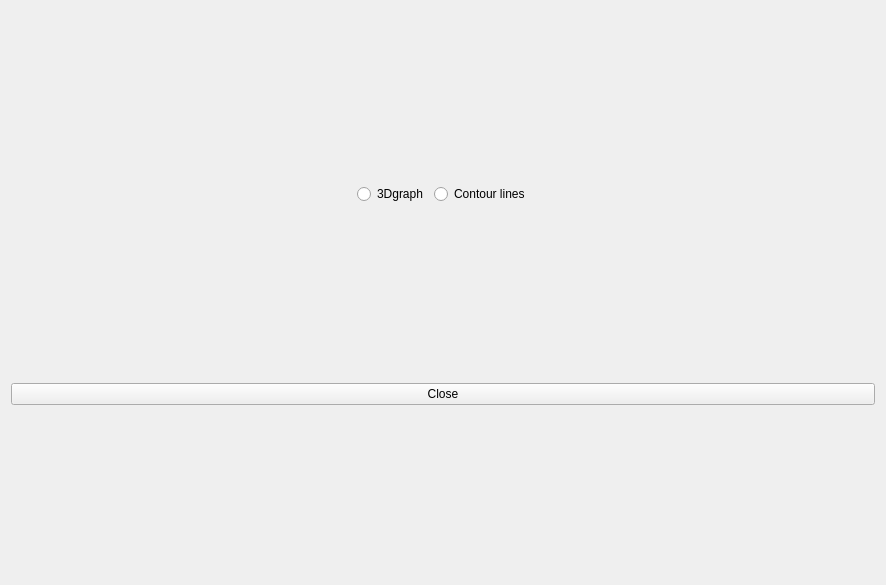
The window that Aplikacja/Polak_Ribiere/forms/graph.ui (MacAndKaj/Theory_and_Methods_of_Optimization) describes before a commit, drawn with Qt 5.
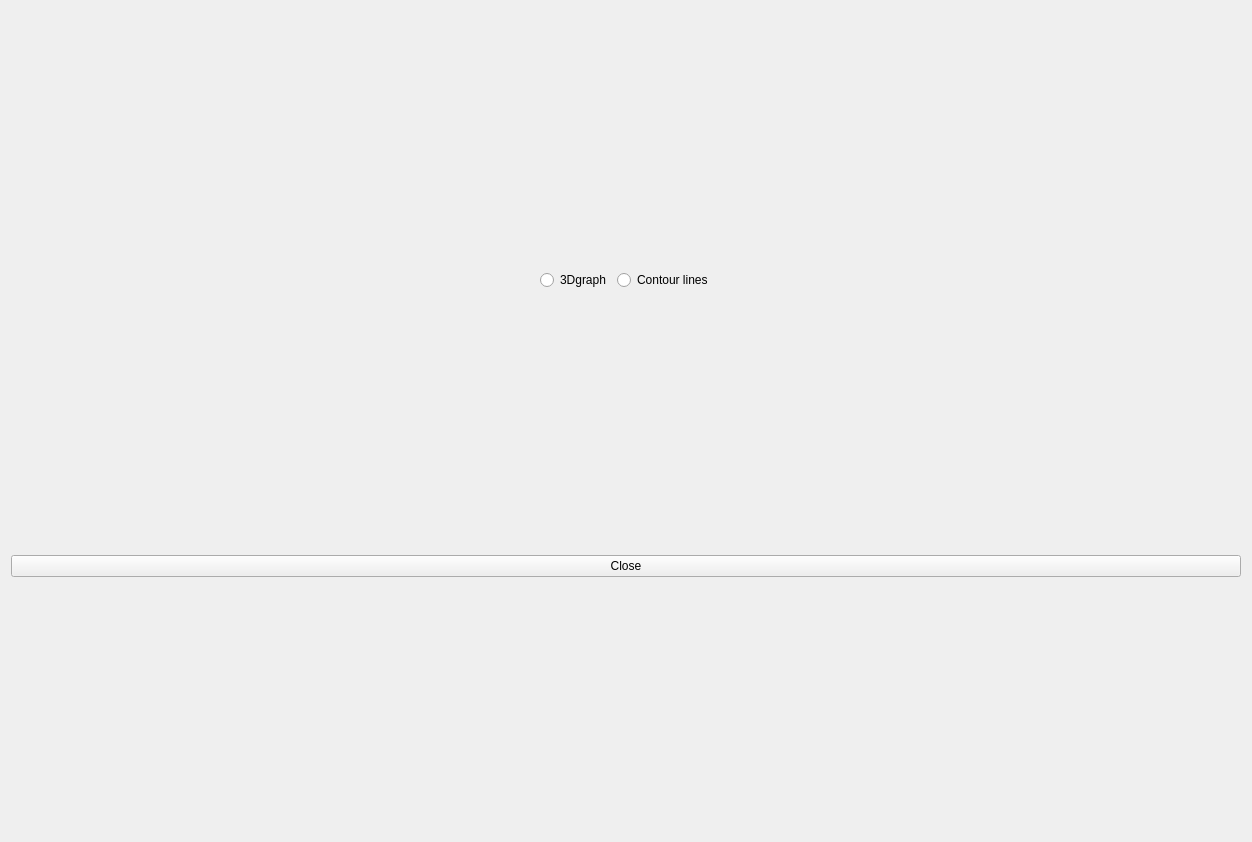
The same window after the commit.

```diff
--- a/Aplikacja/Polak_Ribiere/forms/graph.ui
+++ b/Aplikacja/Polak_Ribiere/forms/graph.ui
@@ -9,12 +9,12 @@
    <rect>
     <x>0</x>
     <y>0</y>
-    <width>886</width>
-    <height>585</height>
+    <width>1252</width>
+    <height>842</height>
    </rect>
   </property>
   <property name="sizePolicy">
-   <sizepolicy hsizetype="Fixed" vsizetype="Fixed">
+   <sizepolicy hsizetype="Preferred" vsizetype="Preferred">
     <horstretch>0</horstretch>
     <verstretch>0</verstretch>
    </sizepolicy>
```
